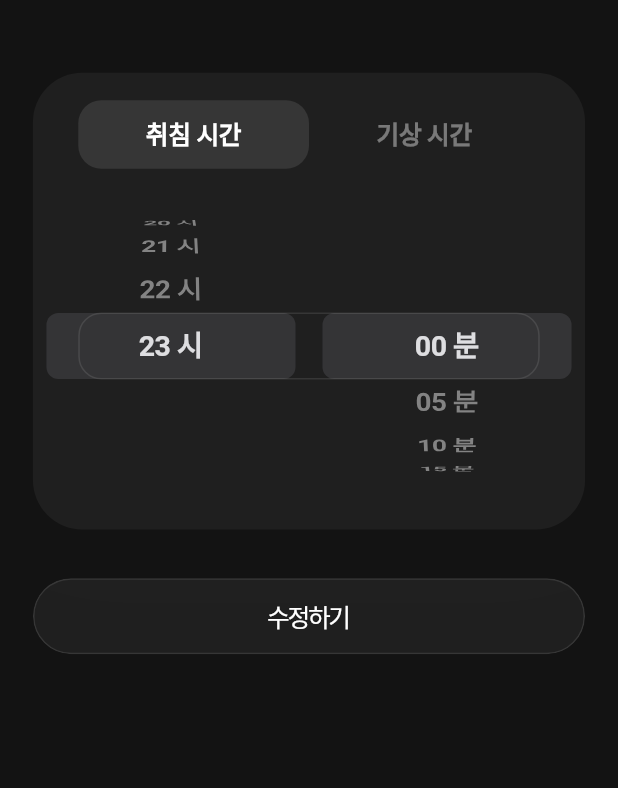
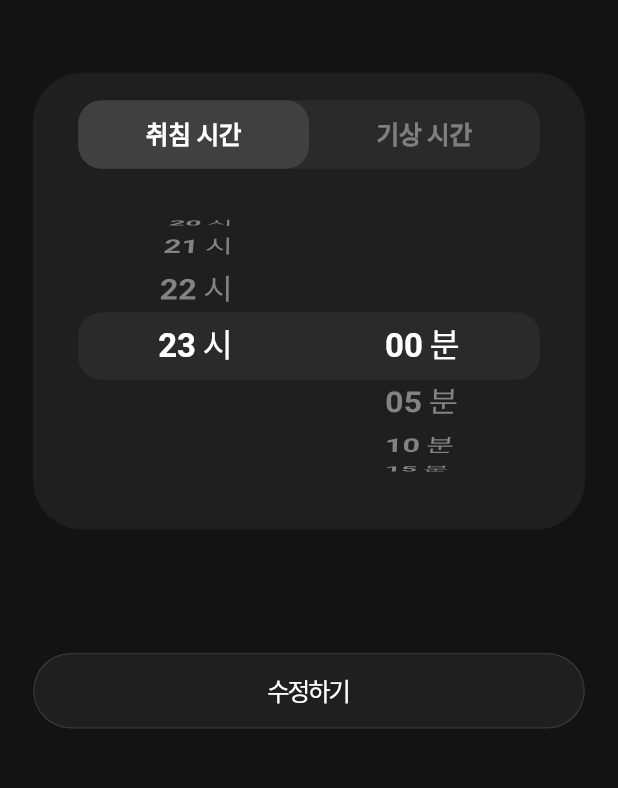
Before and after one commit to BIMO-2025/BIMO-FE, a Flutter app: the SleepPatternPage screen opened directly, on a phone screen of 412 x 824 dp, the part 304-1092 px from its top. Run offline on Flutter 3.47's test engine with Material 3 defaults, Android fonts, the phone set to English and light mode, and no system bars; our stand-ins replace camera, dio, firebase_auth, firebase_core, flutter_secure_storage, flutter_svg and 4 more; missing offline and left inert: kakao_flutter_sdk_user; accounts and stored records are empty; network calls fail; Roboto replaces fonts that are missing (Pretendard).

Commit message:
feat: 수면 패턴 UI 개선 및 닉네임 중복 검사 제거

```diff
--- a/lib/core/network/router/route_names.dart
+++ b/lib/core/network/router/route_names.dart
@@ -12,6 +12,7 @@ class RouteNames {
 
   // Main Routes
   static const String nicknameSetup = '/nickname-setup';
+  static const String sleepPattern = '/sleep-pattern';
   static const String home = '/home';
   static const String myFlight = '/myflight';
 
--- a/lib/features/auth/presentation/pages/nickname_setup_page.dart
+++ b/lib/features/auth/presentation/pages/nickname_setup_page.dart
@@ -62,20 +62,11 @@ class _NicknameSetupPageState extends State<NicknameSetupPage> {
 
     setState(() {
       _isLoading = true;
+      _isDuplicate = false;
     });
 
     try {
-      // 1. 중복 체크 (선택 사항: API가 따로 있다면)
-      // final isAvailable = await _userService.checkNicknameAvailability(nickname);
-      // if (!isAvailable) {
-      //   setState(() {
-      //     _isDuplicate = true;
-      //     _isLoading = false;
-      //   });
-      //   return;
-      // }
-
-      // 2. 닉네임 업데이트
+      // 닉네임 업데이트
       final success = await _userService.updateNickname(widget.userId, nickname);
 
       if (success && mounted) {
@@ -84,8 +75,8 @@ class _NicknameSetupPageState extends State<NicknameSetupPage> {
         final storage = AuthTokenStorage();
         await storage.saveUserInfo(name: nickname);
 
-        // 홈으로 이동
-        context.go(RouteNames.home);
+        // 수면 패턴 설정 페이지로 이동
+        context.go(RouteNames.sleepPattern);
       } else if (!success && mounted) {
         ScaffoldMessenger.of(context).showSnackBar(
           const SnackBar(content: Text('닉네임 설정에 실패했습니다. 다시 시도해주세요.')),
--- a/lib/features/my/presentation/pages/sleep_pattern_page.dart
+++ b/lib/features/my/presentation/pages/sleep_pattern_page.dart
@@ -172,7 +172,7 @@ class _SleepPatternPageState extends State<SleepPatternPage> {
               // 수면 패턴 선택 박스 (탭 + 피커)
               _buildSleepPatternBox(context),
 
-              SizedBox(height: context.h(32)),
+              SizedBox(height: context.h(81)),
 
               // 수정하기 버튼
               PrimaryButton(
@@ -211,7 +211,7 @@ class _SleepPatternPageState extends State<SleepPatternPage> {
               width: context.w(280),
               height: context.h(45),
               decoration: BoxDecoration(
-                color: Colors.transparent,
+                color: AppColors.white.withOpacity(0.05), // 전체 배경
                 borderRadius: BorderRadius.circular(context.w(14)),
               ),
               child: Row(
@@ -240,10 +240,9 @@ class _SleepPatternPageState extends State<SleepPatternPage> {
                             fontWeight: FontWeight.w600, // 세미볼드
                             height: 1.2, // 120%
                             letterSpacing: -0.225, // -1.5% of 15
-                            color:
-                                _selectedTab == 0
-                                    ? AppColors.white
-                                    : AppColors.white.withOpacity(0.4),
+                            color: _selectedTab == 0
+                                ? AppColors.white // 100%
+                                : AppColors.white.withOpacity(0.4),
                           ),
                         ),
                       ),
@@ -273,10 +272,9 @@ class _SleepPatternPageState extends State<SleepPatternPage> {
                             fontWeight: FontWeight.w600, // 세미볼드
                             height: 1.2, // 120%
                             letterSpacing: -0.225, // -1.5% of 15
-                            color:
-                                _selectedTab == 1
-                                    ? AppColors.white
-                                    : AppColors.white.withOpacity(0.4),
+                            color: _selectedTab == 1
+                                ? AppColors.white // 100%
+                                : AppColors.white.withOpacity(0.4),
                           ),
                         ),
                       ),
@@ -295,18 +293,21 @@ class _SleepPatternPageState extends State<SleepPatternPage> {
               child: Stack(
                 alignment: Alignment.center,
                 children: [
-                  // 피커
-                  _buildTimePicker(context),
-                  // 선택 영역 박스 (중앙)
+                  // 피커 (280px 박스 내부에서 패딩)
+                  Container(
+                    width: context.w(280),
+                    child: Padding(
+                      padding: EdgeInsets.symmetric(horizontal: context.w(48.5)),
+                      child: _buildTimePicker(context),
+                    ),
+                  ),
+                  // 선택 영역 박스
                   IgnorePointer(
                     child: Container(
                       width: context.w(280),
                       height: context.h(44),
                       decoration: BoxDecoration(
-                        border: Border.all(
-                          color: AppColors.white.withOpacity(0.1),
-                          width: 1,
-                        ),
+                        color: AppColors.white.withOpacity(0.05),
                         borderRadius: BorderRadius.circular(context.w(14)),
                       ),
                     ),
@@ -338,6 +339,7 @@ class _SleepPatternPageState extends State<SleepPatternPage> {
             ),
             itemExtent: 44,
             backgroundColor: Colors.transparent,
+            selectionOverlay: Container(color: Colors.transparent), // 선택 배경 제거
             onSelectedItemChanged: (int index) {
               setState(() {
                 if (_selectedTab == 0) {
@@ -348,10 +350,38 @@ class _SleepPatternPageState extends State<SleepPatternPage> {
               });
             },
             children: List.generate(24, (index) {
-              return Center(
-                child: Text(
-                  '${index.toString().padLeft(2, '0')} 시',
-                  style: AppTextStyles.large.copyWith(color: AppColors.white),
+              return Align(
+                alignment: Alignment.centerLeft,
+                child: RichText(
+                  text: TextSpan(
+                    children: [
+                      TextSpan(
+                        text: index.toString().padLeft(2, '0'),
+                        style: TextStyle(
+                          fontFamily: 'Pretendard',
+                          fontSize: context.fs(20),
+                          fontWeight: FontWeight.w600, // 세미볼드
+                          height: 1.2, // 120%
+                          letterSpacing: 0,
+                          color: AppColors.white,
+                        ),
+                      ),
+                      WidgetSpan(
+                        child: SizedBox(width: context.w(4)), // 4px 간격
+                      ),
+                      TextSpan(
+                        text: '시',
+                        style: TextStyle(
+                          fontFamily: 'Pretendard',
+                          fontSize: context.fs(20),
+                          fontWeight: FontWeight.w400, // 레귤러
+                          height: 1.2, // 120%
+                          letterSpacing: 0,
+                          color: AppColors.white,
+                        ),
+                      ),
+                    ],
+                  ),
                 ),
               );
             }),
@@ -365,6 +395,7 @@ class _SleepPatternPageState extends State<SleepPatternPage> {
             ),
             itemExtent: 44,
             backgroundColor: Colors.transparent,
+            selectionOverlay: Container(color: Colors.transparent), // 선택 배경 제거
             onSelectedItemChanged: (int index) {
               setState(() {
                 if (_selectedTab == 0) {
@@ -376,10 +407,38 @@ class _SleepPatternPageState extends State<SleepPatternPage> {
             },
             children: List.generate(12, (index) {
               final minute = index * 5;
-              return Center(
-                child: Text(
-                  '${minute.toString().padLeft(2, '0')} 분',
-                  style: AppTextStyles.large.copyWith(color: AppColors.white),
+              return Align(
+                alignment: Alignment.centerRight,
+                child: RichText(
+                  text: TextSpan(
+                    children: [
+                      TextSpan(
+                        text: minute.toString().padLeft(2, '0'),
+                        style: TextStyle(
+                          fontFamily: 'Pretendard',
+                          fontSize: context.fs(20),
+                          fontWeight: FontWeight.w600, // 세미볼드
+                          height: 1.2, // 120%
+                          letterSpacing: 0,
+                          color: AppColors.white,
+                        ),
+                      ),
+                      WidgetSpan(
+                        child: SizedBox(width: context.w(4)), // 4px 간격
+                      ),
+                      TextSpan(
+                        text: '분',
+                        style: TextStyle(
+                          fontFamily: 'Pretendard',
+                          fontSize: context.fs(20),
+                          fontWeight: FontWeight.w400, // 레귤러
+                          height: 1.2, // 120%
+                          letterSpacing: 0,
+                          color: AppColors.white,
+                        ),
+                      ),
+                    ],
+                  ),
                 ),
               );
             }),
```
